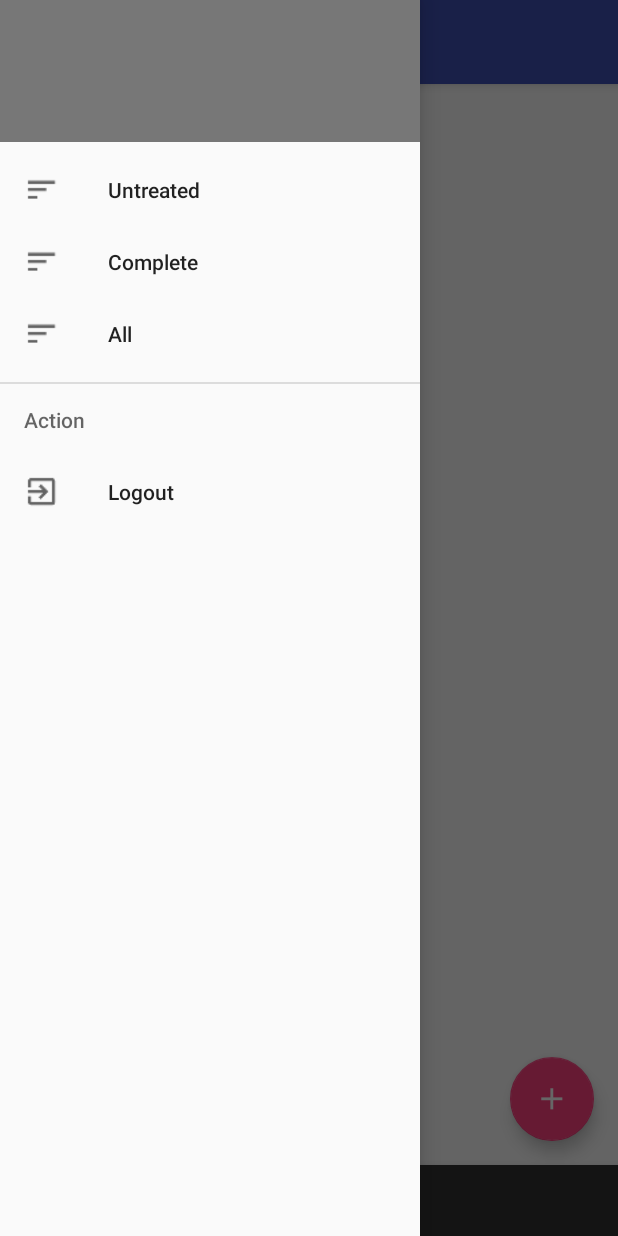
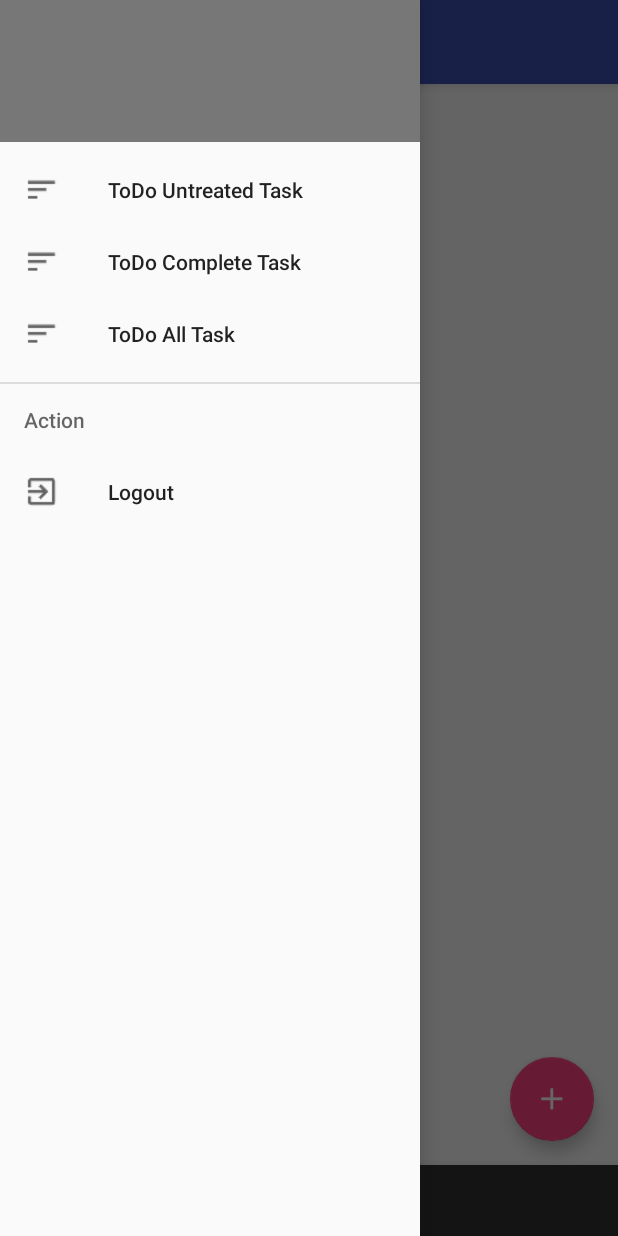
Before and after one commit to kamedon/todo, an Android app: the TaskActivity screen opened directly, with no data from a screen before it, with the side drawer open, on a phone screen of 412 x 824 dp. Run offline under Robolectric (Android 15) with nearby library versions, the phone set to English and light mode, and no system bars; libraries missing offline, so code that uses them is left out: com.trello.rxlifecycle, retrofit2.adapter.rxjava, uk.co.senab; 11 statements that could not run were skipped.

Commit message:
日本語修正

```diff
--- a/android/app/src/main/res/menu/activity_main_drawer.xml
+++ b/android/app/src/main/res/menu/activity_main_drawer.xml
@@ -4,15 +4,15 @@
         <item
             android:id="@+id/nav_untreated"
             android:icon="@drawable/ic_sort_black_18dp"
-            android:title="@string/task_untreated" />
+            android:title="@string/title_task_untreated" />
         <item
             android:id="@+id/nav_complete"
             android:icon="@drawable/ic_sort_black_18dp"
-            android:title="@string/task_complete" />
+            android:title="@string/title_task_complete" />
         <item
             android:id="@+id/nav_all"
             android:icon="@drawable/ic_sort_black_18dp"
-            android:title="@string/task_all" />
+            android:title="@string/title_task_all" />
 
     </group>
 
```
Also changed, not shown: 1 other file.
